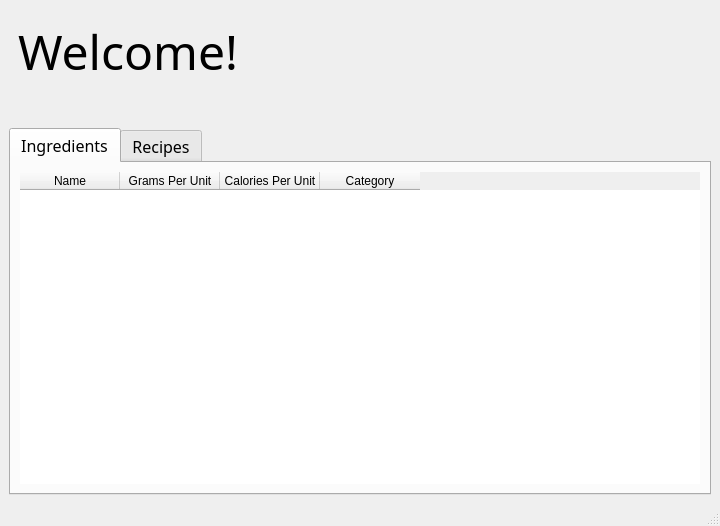
Before: the Qt Designer form MainWindow/UI/MainWindow.ui in Diego-Berdeja/recetario, drawn with Qt 5.
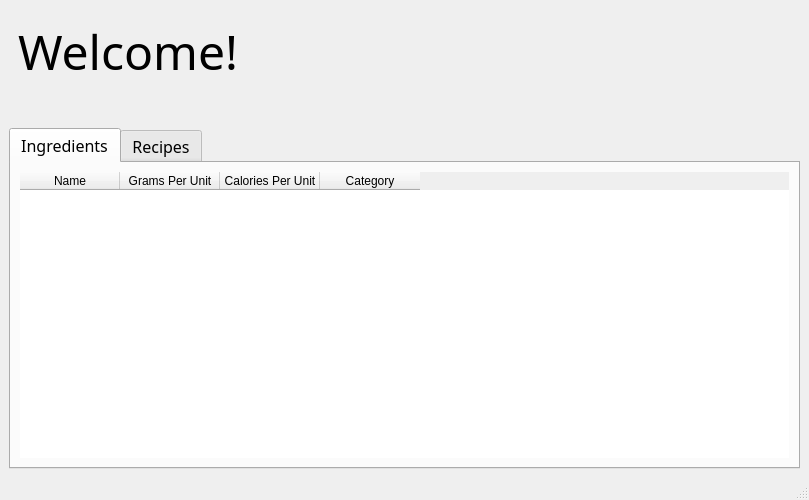
After: the same form once the commit is applied. Icons and pictures are not drawn.

Diff of the .ui file:
```diff
--- a/MainWindow/UI/MainWindow.ui
+++ b/MainWindow/UI/MainWindow.ui
@@ -2,20 +2,60 @@
 <ui version="4.0">
  <class>mw_main_window</class>
  <widget class="QMainWindow" name="mw_main_window">
+  <property name="enabled">
+   <bool>true</bool>
+  </property>
   <property name="geometry">
    <rect>
     <x>0</x>
     <y>0</y>
-    <width>720</width>
-    <height>526</height>
+    <width>809</width>
+    <height>500</height>
    </rect>
   </property>
   <property name="sizePolicy">
-   <sizepolicy hsizetype="Preferred" vsizetype="Preferred">
+   <sizepolicy hsizetype="Fixed" vsizetype="Fixed">
     <horstretch>0</horstretch>
     <verstretch>0</verstretch>
    </sizepolicy>
   </property>
+  <property name="palette">
+   <palette>
+    <active>
+     <colorrole role="Light">
+      <brush brushstyle="SolidPattern">
+       <color alpha="255">
+        <red>246</red>
+        <green>246</green>
+        <blue>246</blue>
+       </color>
+      </brush>
+     </colorrole>
+    </active>
+    <inactive>
+     <colorrole role="Light">
+      <brush brushstyle="SolidPattern">
+       <color alpha="255">
+        <red>246</red>
+        <green>246</green>
+        <blue>246</blue>
+       </color>
+      </brush>
+     </colorrole>
+    </inactive>
+    <disabled>
+     <colorrole role="Light">
+      <brush brushstyle="SolidPattern">
+       <color alpha="255">
+        <red>246</red>
+        <green>246</green>
+        <blue>246</blue>
+       </color>
+      </brush>
+     </colorrole>
+    </disabled>
+   </palette>
+  </property>
   <property name="windowTitle">
    <string>Recetario</string>
   </property>
@@ -112,6 +152,9 @@
        <layout class="QVBoxLayout" name="verticalLayout">
         <item>
          <widget class="QTableWidget" name="table_ingredients">
+          <property name="enabled">
+           <bool>true</bool>
+          </property>
           <property name="frameShape">
            <enum>QFrame::Shape::NoFrame</enum>
           </property>
```
Left out of the diff: 9 changed lines with no effect on the pictures.
